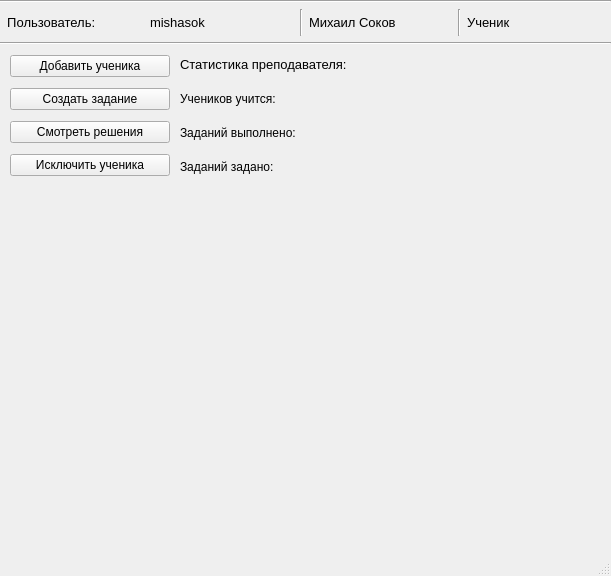
MishaSok/yandex_pyqt5_project, file teacher_form.ui: the form before one commit.
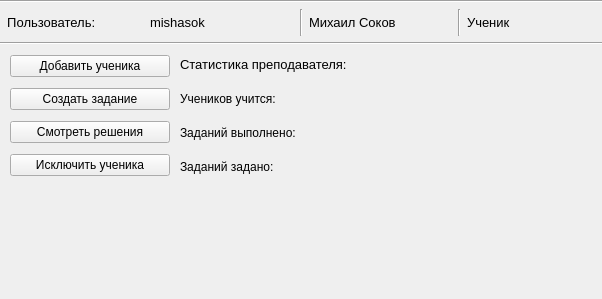
The form after the commit.

Commit message: - new StudentForm class

What changed in the file:
```diff
--- a/teacher_form.ui
+++ b/teacher_form.ui
@@ -6,8 +6,8 @@
    <rect>
     <x>0</x>
     <y>0</y>
-    <width>611</width>
-    <height>576</height>
+    <width>602</width>
+    <height>299</height>
    </rect>
   </property>
   <property name="windowTitle">
@@ -198,7 +198,6 @@
     </layout>
    </widget>
   </widget>
-  <widget class="QStatusBar" name="statusbar"/>
   <action name="action">
    <property name="text">
     <string>Выйти из аккаунта</string>
```
The commit also changes 3 other files.
